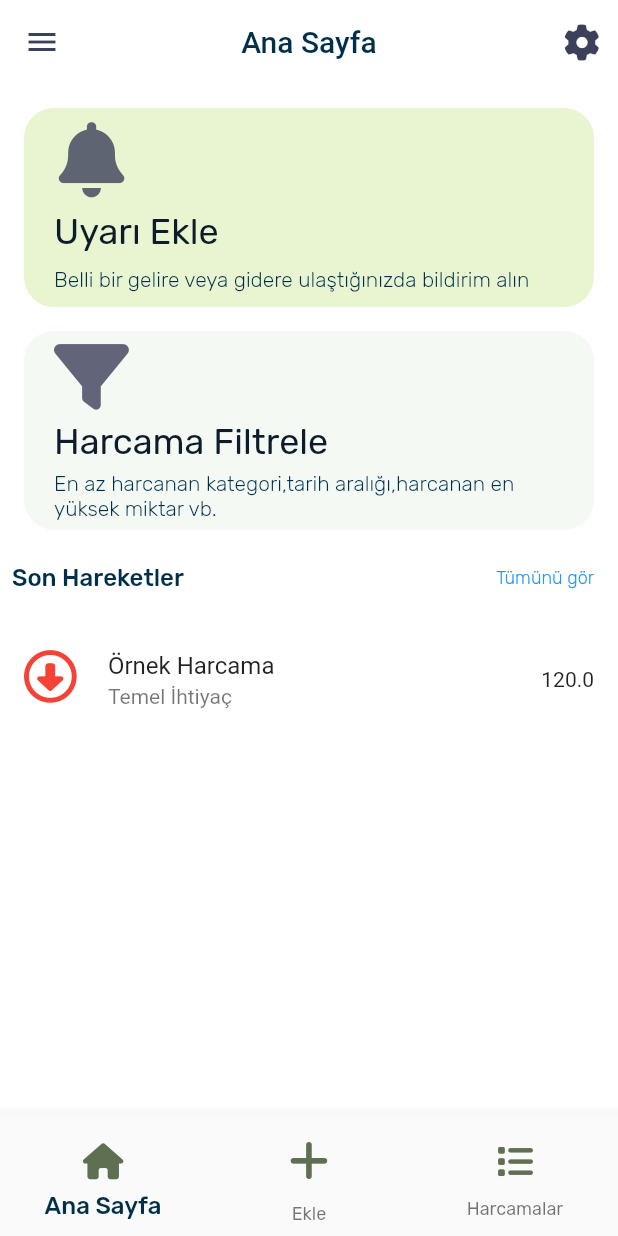
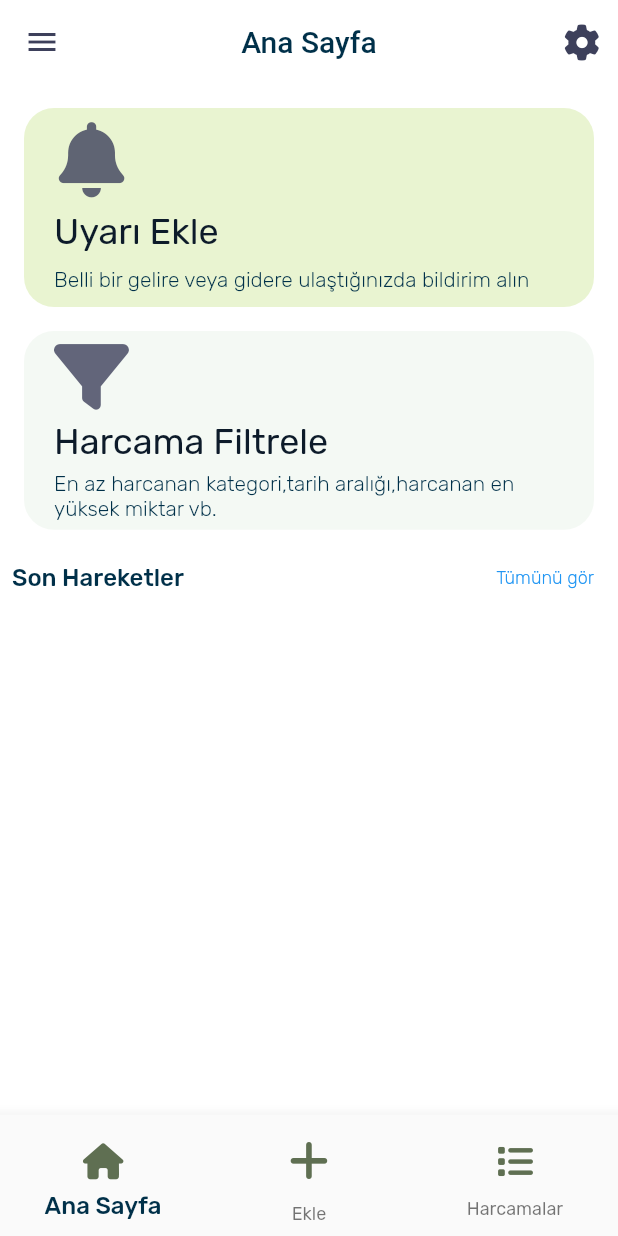
Before and after one commit to hllozglc/Harca, a Flutter app: the screen it shows after launch, on a phone screen of 412 x 824 dp. Run offline on Flutter 3.47's test engine with Material 2 defaults, Android fonts, the light colour scheme and no system bars; our stand-ins replace flutter_riverpod, flutter_screenutil, font_awesome_flutter, google_fonts.

Commit message:
Riverpod 0.0.2

```diff
--- a/lib/core/providers/expenseProvider.dart
+++ b/lib/core/providers/expenseProvider.dart
@@ -1,16 +1,16 @@
 import 'package:flutter_riverpod/flutter_riverpod.dart';
 import 'package:harca/models/expenseModel.dart';
 
+
+
+final myMoney = Provider<double>((ref) => 0);
 final expenseNotifierProvider = StateNotifierProvider<ExpenseController, List<ExpenseModel>>((ref) {
   return ExpenseController();
 });
-
-
 class ExpenseController extends StateNotifier<List<ExpenseModel>>{
-  ExpenseController() : super([ExpenseModel(title: 'Örnek Harcama', subtitle: 'Temel İhtiyaç', price: 120)]);
+  ExpenseController() : super([]);
 
   void addExpense(ExpenseModel expense){
       state = [...state,expense];
   }
-
  }
--- a/lib/models/expenseModel.dart
+++ b/lib/models/expenseModel.dart
@@ -1,7 +1,9 @@
+import 'package:font_awesome_flutter/font_awesome_flutter.dart';
 class ExpenseModel {
   final String title;
   final String subtitle;
   final double price;
+  final FaIcon icon;
 
-  ExpenseModel({required this.title, required this.subtitle, required this.price});
+  ExpenseModel({required this.title, required this.subtitle, required this.price,required this.icon});
 }
--- a/lib/widget/MyListView.dart
+++ b/lib/widget/MyListView.dart
@@ -2,7 +2,6 @@ import 'package:flutter/material.dart';
 import 'package:flutter_riverpod/flutter_riverpod.dart';
 import 'package:font_awesome_flutter/font_awesome_flutter.dart';
 import 'package:harca/core/providers/expenseProvider.dart';
-import 'package:harca/view/viewAddExpense.dart';
 
 class MyListView extends ConsumerWidget {
   const MyListView({
@@ -18,9 +17,7 @@ class MyListView extends ConsumerWidget {
         return ListTile(
           title: Text(model[index].title),
           subtitle: Text(model[index].subtitle),
-          leading: ref.watch(initialIndex) == 0
-              ? const FaIcon(FontAwesomeIcons.circleDown,color: Colors.red,size: 35,)
-              : const FaIcon(FontAwesomeIcons.circleUp,color: Colors.green,size: 35,),
+          leading: model[index].icon,
           trailing: Text(model[index].price.toString()),
         );
       },
```
Also changed, not shown: lib/view/viewAddExpense.dart (+36 -20 lines).
